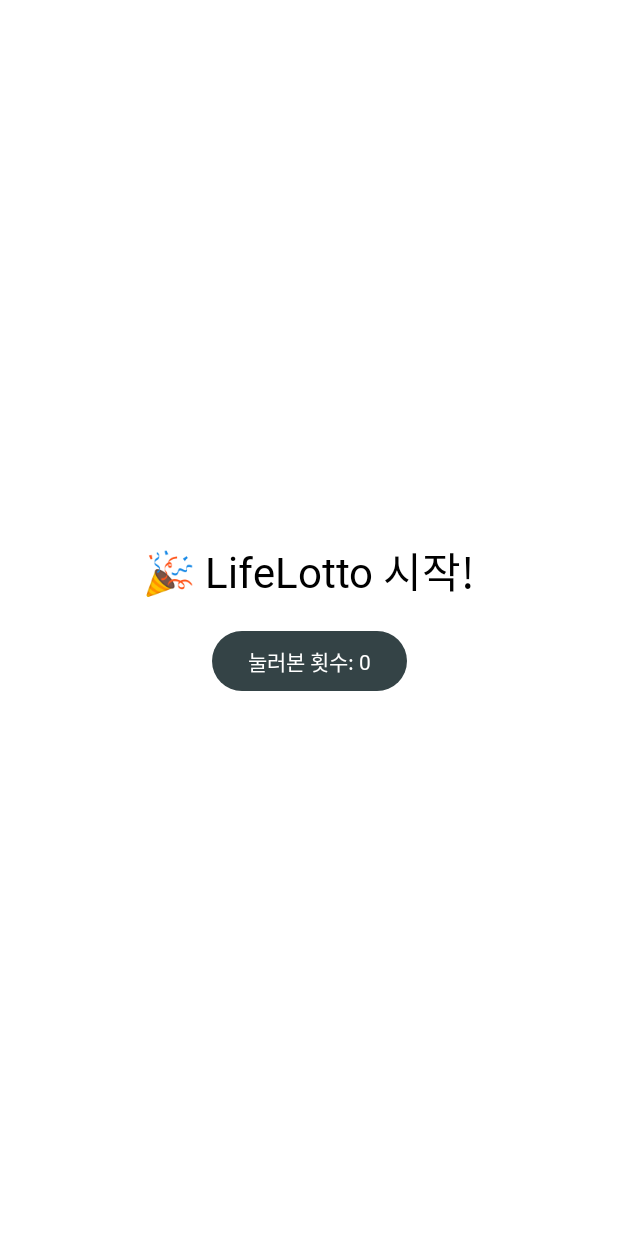
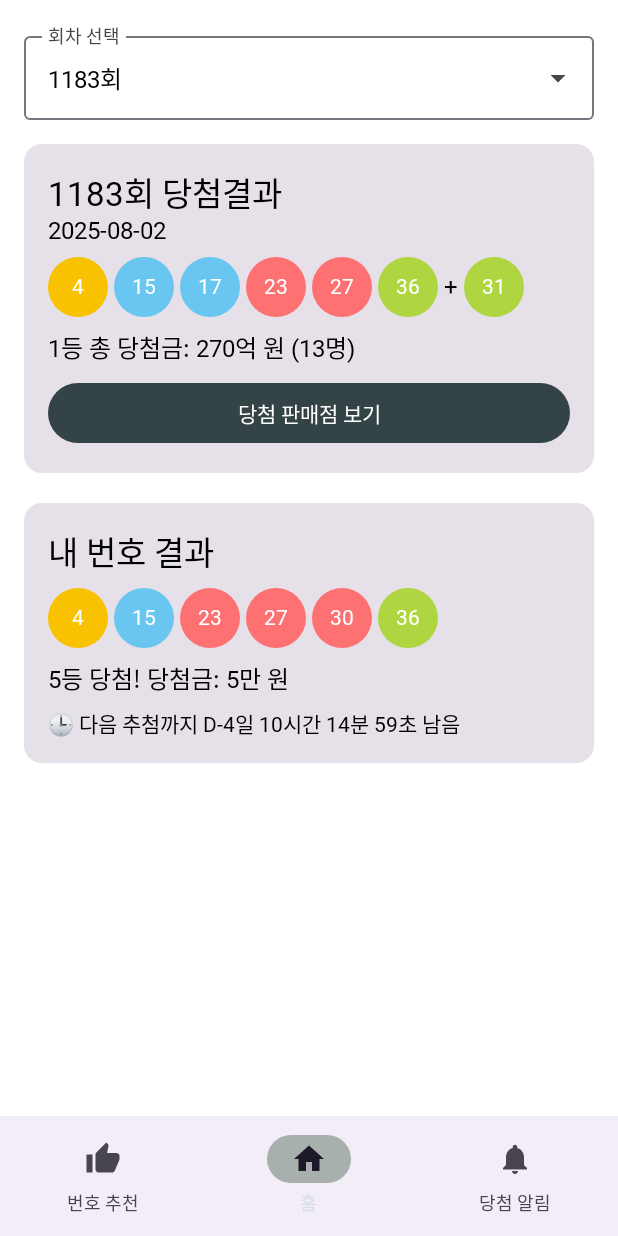
Before and after one commit to d-abing/LifeLotto_pulbic, an Android app built with Jetpack Compose: the screen it shows after launch (MainActivity), on a phone screen of 412 x 824 dp. Run offline under Robolectric (Android 15) with nearby library versions, the phone set to English and light mode, and no system bars; our stand-ins replace Dagger/Hilt's generated code; Roboto replaces fonts that are not available here.

Commit message:
feat: RecommendScreen, HomeScreen

```diff
--- a/gradle/libs.versions.toml
+++ b/gradle/libs.versions.toml
@@ -12,10 +12,11 @@ jetbrainsKotlinJvm = "2.0.0"
 appcompat = "1.7.1"
 material = "1.12.0"
 hilt = "2.49"
-activity = "1.10.1"
+navigationCompose = "2.9.3"
 
 [libraries]
 androidx-core-ktx = { group = "androidx.core", name = "core-ktx", version.ref = "coreKtx" }
+androidx-navigation-compose = { module = "androidx.navigation:navigation-compose", version.ref = "navigationCompose" }
 junit = { group = "junit", name = "junit", version.ref = "junit" }
 androidx-junit = { group = "androidx.test.ext", name = "junit", version.ref = "junitVersion" }
 androidx-espresso-core = { group = "androidx.test.espresso", name = "espresso-core", version.ref = "espressoCore" }
@@ -33,7 +34,6 @@ androidx-appcompat = { group = "androidx.appcompat", name = "appcompat", version
 material = { group = "com.google.android.material", name = "material", version.ref = "material" }
 hilt = { module = "com.google.dagger:hilt-android", version.ref = "hilt" }
 hilt-compiler = { module = "com.google.dagger:hilt-compiler", version.ref = "hilt" }
-androidx-activity = { group = "androidx.activity", name = "activity", version.ref = "activity" }
 
 [plugins]
 android-application = { id = "com.android.application", version.ref = "agp" }
--- a/presentation/build.gradle.kts
+++ b/presentation/build.gradle.kts
@@ -58,9 +58,6 @@ dependencies {
     implementation(libs.androidx.ui.graphics)
     implementation(libs.androidx.ui.tooling.preview)
     implementation(libs.androidx.material3)
-    implementation(libs.androidx.appcompat)
-    implementation(libs.material)
-    implementation(libs.androidx.activity)
     testImplementation(libs.junit)
     androidTestImplementation(libs.androidx.junit)
     androidTestImplementation(libs.androidx.espresso.core)
@@ -71,4 +68,6 @@ dependencies {
 
     implementation(libs.hilt)
     kapt(libs.hilt.compiler)
+
+    implementation(libs.androidx.navigation.compose)
 }
--- a/presentation/src/main/java/com/aube/presentation/MainActivity.kt
+++ b/presentation/src/main/java/com/aube/presentation/MainActivity.kt
@@ -1,34 +1,39 @@
 package com.aube.presentation
 
+import android.app.Activity
 import android.os.Bundle
 import androidx.activity.ComponentActivity
+import androidx.activity.compose.LocalActivity
 import androidx.activity.compose.setContent
-import androidx.activity.enableEdgeToEdge
-import androidx.appcompat.app.AppCompatActivity
-import androidx.compose.foundation.layout.Arrangement
-import androidx.compose.foundation.layout.Column
-import androidx.compose.foundation.layout.Spacer
+import androidx.compose.foundation.layout.WindowInsets
+import androidx.compose.foundation.layout.consumeWindowInsets
 import androidx.compose.foundation.layout.fillMaxSize
-import androidx.compose.foundation.layout.height
 import androidx.compose.foundation.layout.padding
-import androidx.compose.material3.Button
+import androidx.compose.foundation.layout.safeDrawing
+import androidx.compose.foundation.layout.windowInsetsPadding
+import androidx.compose.material3.BottomAppBar
+import androidx.compose.material3.Icon
 import androidx.compose.material3.MaterialTheme
+import androidx.compose.material3.NavigationBar
+import androidx.compose.material3.NavigationBarItem
+import androidx.compose.material3.Scaffold
 import androidx.compose.material3.Surface
 import androidx.compose.material3.Text
 import androidx.compose.runtime.Composable
 import androidx.compose.runtime.getValue
-import androidx.compose.runtime.mutableIntStateOf
-import androidx.compose.runtime.mutableStateOf
-import androidx.compose.runtime.remember
-import androidx.compose.runtime.setValue
-import androidx.compose.ui.Alignment
 import androidx.compose.ui.Modifier
-import androidx.compose.ui.unit.dp
-import androidx.core.view.ViewCompat
-import androidx.core.view.WindowInsetsCompat
-import com.aube.presentation.R
+import androidx.compose.ui.graphics.toArgb
+import androidx.compose.ui.platform.LocalContext
+import androidx.compose.ui.platform.LocalView
+import androidx.core.view.WindowCompat
+import androidx.navigation.compose.currentBackStackEntryAsState
+import androidx.navigation.compose.rememberNavController
+import com.aube.presentation.ui.nav.MainNavHost
+import com.aube.presentation.ui.nav.Screen
 import com.aube.presentation.ui.theme.LifeLottoTheme
 import dagger.hilt.android.AndroidEntryPoint
+import androidx.compose.runtime.SideEffect
+import androidx.compose.ui.graphics.Color
 
 @AndroidEntryPoint
 class MainActivity : ComponentActivity() {
@@ -40,7 +45,7 @@ class MainActivity : ComponentActivity() {
                     modifier = Modifier.fillMaxSize(),
                     color = MaterialTheme.colorScheme.background
                 ) {
-                    HelloScreen()
+                    LifeLottoApp()
                 }
             }
         }
@@ -48,25 +53,62 @@ class MainActivity : ComponentActivity() {
 }
 
 @Composable
-fun HelloScreen() {
-    var clickCount by remember { mutableIntStateOf(0) }
+fun LifeLottoApp() {
+    SetStatusBarColor(color = Color.White, darkIcons = true)
 
-    Column(
-        modifier = Modifier
-            .fillMaxSize()
-            .padding(24.dp),
-        verticalArrangement = Arrangement.Center,
-        horizontalAlignment = Alignment.CenterHorizontally
-    ) {
-        Text(
-            text = "🎉 LifeLotto 시작!",
-            style = MaterialTheme.typography.headlineMedium
+    val navController = rememberNavController()
+    val currentBackStack by navController.currentBackStackEntryAsState()
+    val currentRoute = currentBackStack?.destination?.route
+
+    val tabs = listOf(Screen.Recommend, Screen.Home, Screen.Notification)
+
+    Scaffold(
+        modifier = Modifier.windowInsetsPadding(WindowInsets.safeDrawing),
+        bottomBar = {
+            BottomAppBar {
+                NavigationBar {
+                    tabs.forEach { screen ->
+                        NavigationBarItem(
+                            selected = currentRoute == screen.route,
+                            onClick = {
+                                if (currentRoute != screen.route) {
+                                    navController.navigate(screen.route) {
+                                        popUpTo(navController.graph.startDestinationId) {
+                                            saveState = true
+                                        }
+                                        launchSingleTop = true
+                                        restoreState = true
+                                    }
+                                }
+                            },
+                            icon = { Icon(screen.icon, contentDescription = screen.label) },
+                            label = { Text(screen.label) },
+                            alwaysShowLabel = true
+                        )
+                    }
+                }
+            }
+        }
+    ) { paddingValues ->
+        MainNavHost(
+            navController = navController,
+            modifier = Modifier.padding(paddingValues)
+                .consumeWindowInsets(paddingValues)
         )
-
-        Spacer(modifier = Modifier.height(16.dp))
-
-        Button(onClick = { clickCount++ }) {
-            Text("눌러본 횟수: $clickCount")
-        }
     }
 }
+
+@Composable
+fun SetStatusBarColor(
+    color: Color = Color.White,
+    darkIcons: Boolean = true
+) {
+    val activity = LocalActivity.current!!
+
+    SideEffect {
+        val window = activity.window
+        window.statusBarColor = color.toArgb()
+        WindowCompat.getInsetsController(window, activity.window.decorView)
+            .isAppearanceLightStatusBars = darkIcons
+    }
+}
--- /dev/null
+++ b/presentation/src/main/java/com/aube/presentation/model/LottoUiState.kt
@@ -0,0 +1,25 @@
+package com.aube.presentation.model
+
+data class LottoUiState(
+    val round: Int,
+    val date: String,
+    val winningNumbers: List<Int>,
+    val bonusNumber: Int,
+    val totalPrize: String,
+    val winnerCount: Int,
+    val myNumbers: List<Int>? = null,
+    val matchResult: MatchResult = MatchResult.BeforeDraw
+) {
+    companion object {
+        fun mock() = LottoUiState(
+            round = 1183,
+            date = "2025-08-02",
+            winningNumbers = listOf(4, 15, 17, 23, 27, 36),
+            bonusNumber = 31,
+            totalPrize = "270억 원",
+            winnerCount = 13,
+            myNumbers = listOf(4, 15, 23, 27, 30, 36),
+            matchResult = MatchResult.Win(rank = 5, prize = "5만 원")
+        )
+    }
+}
--- /dev/null
+++ b/presentation/src/main/java/com/aube/presentation/model/MatchResult.kt
@@ -0,0 +1,7 @@
+package com.aube.presentation.model
+
+sealed interface MatchResult {
+    object BeforeDraw : MatchResult
+    object Lose : MatchResult
+    data class Win(val rank: Int, val prize: String) : MatchResult
+}
--- /dev/null
+++ b/presentation/src/main/java/com/aube/presentation/ui/component/home/LottoBall.kt
@@ -0,0 +1,58 @@
+package com.aube.presentation.ui.component.home
+
+import androidx.compose.foundation.background
+import androidx.compose.foundation.border
+import androidx.compose.foundation.layout.Arrangement
+import androidx.compose.foundation.layout.Box
+import androidx.compose.foundation.layout.Row
+import androidx.compose.foundation.layout.size
+import androidx.compose.foundation.shape.CircleShape
+import androidx.compose.material3.MaterialTheme
+import androidx.compose.material3.Text
+import androidx.compose.runtime.Composable
+import androidx.compose.ui.Alignment
+import androidx.compose.ui.Modifier
+import androidx.compose.ui.draw.clip
+import androidx.compose.ui.graphics.Color
+import androidx.compose.ui.text.font.FontWeight
+import androidx.compose.ui.tooling.preview.Preview
+import androidx.compose.ui.unit.dp
+
+@Composable
+fun LottoBall(
+    number: Int,
+    modifier: Modifier = Modifier.size(40.dp)
+) {
+    val backgroundColor = when (number) {
+        in 1..10 -> Color(0xFFF9C201)  // Yellow
+        in 11..20 -> Color(0xFF68C6F1) // Blue
+        in 21..30 -> Color(0xFFFD7172) // Red
+        in 31..40 -> Color(0xFFAFD640) // Gray
+        in 41..45 -> Color(0xFF4CAF50) // Green
+        else -> Color.DarkGray
+    }
+
+    Box(
+        modifier = modifier
+            .clip(CircleShape)
+            .background(backgroundColor),
+        contentAlignment = Alignment.Center
+    ) {
+        Text(
+            text = number.toString(),
+            color = Color.White,
+            fontWeight = FontWeight.Bold,
+            style = MaterialTheme.typography.bodyMedium
+        )
+    }
+}
+
+@Preview(showBackground = true)
+@Composable
+fun LottoBallPreview() {
+    Row(horizontalArrangement = Arrangement.spacedBy(8.dp)) {
+        listOf(7, 14, 25, 33, 42).forEach {
+            LottoBall(number = it)
+        }
+    }
+}
--- /dev/null
+++ b/presentation/src/main/java/com/aube/presentation/ui/component/home/LottoResultCard.kt
@@ -0,0 +1,62 @@
+package com.aube.presentation.ui.component.home
+
+import androidx.compose.foundation.layout.Column
+import androidx.compose.foundation.layout.Row
+import androidx.compose.foundation.layout.Spacer
+import androidx.compose.foundation.layout.fillMaxWidth
+import androidx.compose.foundation.layout.height
+import androidx.compose.foundation.layout.padding
+import androidx.compose.foundation.layout.width
+import androidx.compose.material3.Button
+import androidx.compose.material3.Card
+import androidx.compose.material3.MaterialTheme
+import androidx.compose.material3.Text
+import androidx.compose.runtime.Composable
+import androidx.compose.ui.Alignment
+import androidx.compose.ui.Modifier
+import androidx.compose.ui.unit.dp
+
+@Composable
+fun LottoResultCard(
+    round: Int,
+    date: String,
+    numbers: List<Int>,
+    bonus: Int,
+    prize: String,
+    winners: Int,
+    onSeeStoresClick: () -> Unit
+) {
+    Card(modifier = Modifier.fillMaxWidth()) {
+        Column(modifier = Modifier.padding(16.dp)) {
+            Text(text = "${round}회 당첨결과", style = MaterialTheme.typography.titleLarge)
+            Text(text = date, style = MaterialTheme.typography.bodyLarge)
+
+            Spacer(Modifier.height(8.dp))
+
+            Row(
+                verticalAlignment = Alignment.CenterVertically
+            ) {
+                numbers.forEach {
+                    LottoBall(number = it)
+                    Spacer(Modifier.width(4.dp))
+                }
+                Text("+")
+                Spacer(Modifier.width(4.dp))
+                LottoBall(number = bonus)
+            }
+
+            Spacer(Modifier.height(8.dp))
+
+            Text("1등 총 당첨금: $prize (${winners}명)")
+
+            Spacer(Modifier.height(8.dp))
+
+            Button(
+                onClick = onSeeStoresClick,
+                modifier = Modifier.fillMaxWidth()
+            ) {
+                Text("당첨 판매점 보기")
+            }
+        }
+    }
+}
--- /dev/null
+++ b/presentation/src/main/java/com/aube/presentation/ui/component/home/MyNumberCard.kt
@@ -0,0 +1,61 @@
+package com.aube.presentation.ui.component.home
+
+import androidx.compose.foundation.layout.Column
+import androidx.compose.foundation.layout.Row
+import androidx.compose.foundation.layout.Spacer
+import androidx.compose.foundation.layout.fillMaxWidth
+import androidx.compose.foundation.layout.height
+import androidx.compose.foundation.layout.padding
+import androidx.compose.foundation.layout.width
+import androidx.compose.material3.Button
+import androidx.compose.material3.Card
+import androidx.compose.material3.MaterialTheme
+import androidx.compose.material3.Text
+import androidx.compose.runtime.Composable
+import androidx.compose.runtime.remember
+import androidx.compose.ui.Modifier
+import androidx.compose.ui.unit.dp
+import com.aube.presentation.model.MatchResult
+import com.aube.presentation.util.calculateNextDrawDday
+import com.aube.presentation.util.formatDday
+
+@Composable
+fun MyNumberCard(
+    myNumbers: List<Int>,
+    result: MatchResult,
+    onRegisterClick: () -> Unit = {}
+) {
+    val duration = remember { calculateNextDrawDday() }
+    val dDayText = remember { formatDday(duration) }
+
+    Card(modifier = Modifier.fillMaxWidth()) {
+        Column(modifier = Modifier.padding(16.dp)) {
+            Text("내 번호 결과", style = MaterialTheme.typography.titleLarge)
+            Spacer(Modifier.height(8.dp))
+
+            if (myNumbers.isNullOrEmpty()) {
+                Text("등록된 번호가 없어요.")
+                Spacer(modifier = Modifier.height(8.dp))
+                Button(onClick = onRegisterClick) {
+                    Text("내 번호 등록하기")
+                }
+            } else {
+                Row {
+                    myNumbers.forEach {
+                        LottoBall(number = it)
+                        Spacer(Modifier.width(4.dp))
+                    }
+                }
+                Spacer(Modifier.height(8.dp))
+                when (result) {
+                    MatchResult.BeforeDraw -> Text("추첨 전입니다.")
+                    is MatchResult.Win -> Text("${result.rank}등 당첨! 당첨금: ${result.prize}")
+                    is MatchResult.Lose -> Text("낙첨되었습니다.")
+                }
+            }
+
+            Spacer(Modifier.height(8.dp))
+            Text("🕒 다음 추첨까지 $dDayText", style = MaterialTheme.typography.bodyMedium)
+        }
+    }
+}
--- /dev/null
+++ b/presentation/src/main/java/com/aube/presentation/ui/component/home/RoundSelector.kt
@@ -0,0 +1,58 @@
+package com.aube.presentation.ui.component.home
+
+import androidx.compose.foundation.layout.fillMaxWidth
+import androidx.compose.material3.DropdownMenuItem
+import androidx.compose.material3.ExperimentalMaterial3Api
+import androidx.compose.material3.ExposedDropdownMenuBox
+import androidx.compose.material3.ExposedDropdownMenuDefaults
+import androidx.compose.material3.OutlinedTextField
+import androidx.compose.material3.Text
+import androidx.compose.runtime.Composable
+import androidx.compose.runtime.getValue
+import androidx.compose.runtime.mutableStateOf
+import androidx.compose.runtime.remember
+import androidx.compose.runtime.setValue
+import androidx.compose.ui.Modifier
+
+@OptIn(ExperimentalMaterial3Api::class)
+@Composable
+fun RoundSelector(
+    selectedRound: Int,
+    onRoundSelect: (Int) -> Unit,
+    modifier: Modifier = Modifier
+) {
+    var expanded by remember { mutableStateOf(false) }
+    var rounds = remember { (selectedRound downTo (selectedRound - 20).coerceAtLeast(1)).toList() }
+
+    ExposedDropdownMenuBox(
+        expanded = expanded,
+        onExpandedChange = { expanded = !expanded },
+        modifier = modifier
+    ) {
+        OutlinedTextField(
+            value = "${selectedRound}회",
+            onValueChange = {},
+            readOnly = true,
+            label = { Text("회차 선택") },
+            trailingIcon = { ExposedDropdownMenuDefaults.TrailingIcon(expanded = expanded) },
+            modifier = Modifier
+                .menuAnchor()
+                .fillMaxWidth()
+        )
+
+        ExposedDropdownMenu(
+            expanded = expanded,
+            onDismissRequest = { expanded = false }
+        ) {
+            rounds.forEach { round ->
+                DropdownMenuItem(
+                    text = { Text("${round}회") },
+                    onClick = {
+                        onRoundSelect(round)
+                        expanded = false
+                    }
+                )
+            }
+        }
+    }
+}
--- /dev/null
+++ b/presentation/src/main/java/com/aube/presentation/ui/nav/MainNavHost.kt
@@ -0,0 +1,26 @@
+package com.aube.presentation.ui.nav
+
+import androidx.compose.runtime.Composable
+import androidx.compose.ui.Modifier
+import androidx.navigation.NavHostController
+import androidx.navigation.compose.NavHost
+import androidx.navigation.compose.composable
+import com.aube.presentation.ui.screens.HomeScreen
+import com.aube.presentation.ui.screens.NotificationScreen
+import com.aube.presentation.ui.screens.RecommendScreen
+
+@Composable
+fun MainNavHost(
+    navController: NavHostController,
+    modifier: Modifier = Modifier
+) {
+    NavHost(navController, startDestination = Screen.Home.route) {
+        composable(Screen.Recommend.route) { RecommendScreen() }
+        composable(Screen.Home.route) {
+            HomeScreen(){
+                navController.navigate(Screen.Notification.route)
+            }
+        }
+        composable(Screen.Notification.route) { NotificationScreen() }
+    }
+}
--- /dev/null
+++ b/presentation/src/main/java/com/aube/presentation/ui/nav/Screen.kt
@@ -0,0 +1,13 @@
+package com.aube.presentation.ui.nav
+
+import androidx.compose.material.icons.Icons
+import androidx.compose.material.icons.filled.Home
+import androidx.compose.material.icons.filled.Notifications
+import androidx.compose.material.icons.filled.ThumbUp
+import androidx.compose.ui.graphics.vector.ImageVector
+
+sealed class Screen(val route: String, val label: String, val icon: ImageVector) {
+    object Recommend : Screen("recommend", "번호 추천", Icons.Default.ThumbUp)
+    object Home : Screen("home", "홈", Icons.Default.Home)
+    object Notification : Screen("notification", "당첨 알림", Icons.Default.Notifications)
+}
--- /dev/null
+++ b/presentation/src/main/java/com/aube/presentation/ui/screens/HomeScreen.kt
@@ -0,0 +1,48 @@
+package com.aube.presentation.ui.screens
+
+import androidx.compose.foundation.layout.Column
+import androidx.compose.foundation.layout.Spacer
+import androidx.compose.foundation.layout.height
+import androidx.compose.foundation.layout.padding
+import androidx.compose.runtime.Composable
+import androidx.compose.runtime.remember
+import androidx.compose.ui.Modifier
+import androidx.compose.ui.unit.dp
+import com.aube.presentation.model.LottoUiState
+import com.aube.presentation.ui.component.home.LottoResultCard
+import com.aube.presentation.ui.component.home.MyNumberCard
+import com.aube.presentation.ui.component.home.RoundSelector
+
+@Composable
+fun HomeScreen(
+    uiState: LottoUiState = remember { LottoUiState.mock() },
+    onSeeStoresClick: () -> Unit = {},
+    onRoundSelect: (Int) -> Unit = {},
+    onRegisterClick: () -> Unit = {}
+) {
+    Column(modifier = Modifier.padding(16.dp)) {
+        RoundSelector(
+            selectedRound = uiState.round,
+            onRoundSelect = onRoundSelect
+        )
+
+        Spacer(Modifier.height(16.dp))
+
+        LottoResultCard(
+            round = uiState.round,
+            date = uiState.date,
+            numbers = uiState.winningNumbers,
+            bonus = uiState.bonusNumber,
+            prize = uiState.totalPrize,
+            winners = uiState.winnerCount,
+            onSeeStoresClick = onSeeStoresClick
+        )
+
+        Spacer(Modifier.height(4.dp))
+
+        uiState.myNumbers?.let {
+            Spacer(Modifier.height(16.dp))
+            MyNumberCard(myNumbers = it, result = uiState.matchResult, onRegisterClick = onRegisterClick)
+        }
+    }
+}
--- /dev/null
+++ b/presentation/src/main/java/com/aube/presentation/util/calculateNextDrawDday.kt
@@ -0,0 +1,26 @@
+package com.aube.presentation.util
+
+import java.time.LocalDateTime
+import java.time.DayOfWeek
+import java.time.Duration
+import java.time.temporal.TemporalAdjusters
+
+fun calculateNextDrawDday(now: LocalDateTime = LocalDateTime.now()): Duration {
+    val drawDay = now.with(TemporalAdjusters.nextOrSame(DayOfWeek.SATURDAY))
+        .withHour(20).withMinute(45).withSecond(0).withNano(0)
+
+    return Duration.between(now, drawDay)
+}
+
+fun formatDday(duration: Duration): String {
+    val days = duration.toDays()
+    val hours = duration.minusDays(days).toHours()
+    val minutes = duration.minusDays(days).minusHours(hours).toMinutes()
+    val seconds = duration.minusDays(days).minusHours(hours).minusMinutes(minutes).seconds
+    return "D-${days}일 ${hours}시간 ${minutes}분 ${seconds}초 남음"
+}
+
+fun generateLottoNumbers(): List<Int> {
+    val numbers = (1..45).shuffled().take(6).sorted()
+    return numbers
+}
```
Also changed, not shown: presentation/src/main/java/com/aube/presentation/ui/screens/NotificationScreen.kt (added, +15 -0 lines), presentation/src/main/java/com/aube/presentation/ui/screens/RecommendScreen.kt (added, +72 -0 lines).
